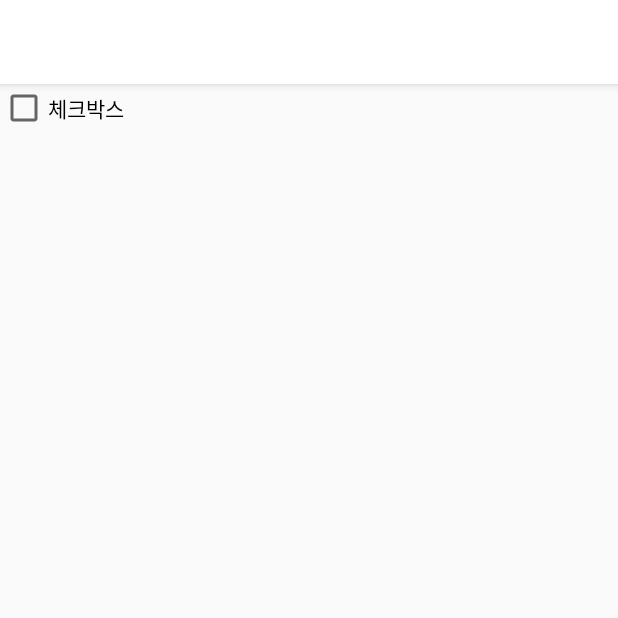
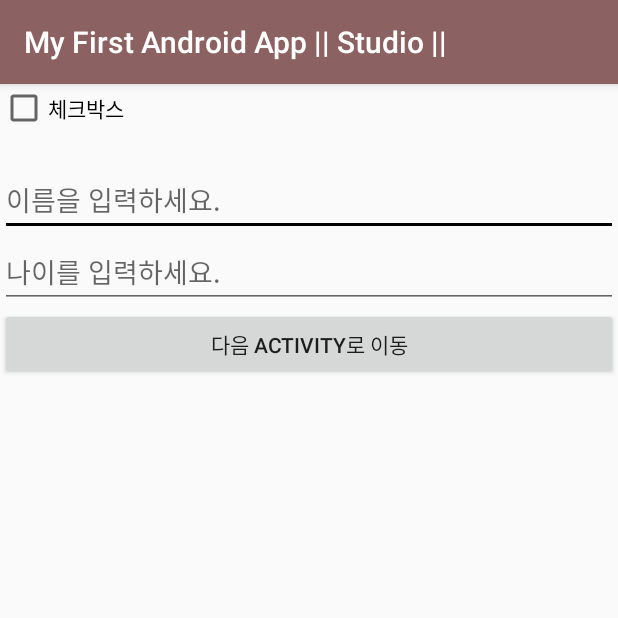
Before and after one commit to hyleekr9580/MyAndroid01, an Android app: the screen it shows after launch (MainActivity), on a phone screen of 412 x 824 dp, the top half of it. Run offline under Robolectric (Android 15) with nearby library versions, the phone set to English and light mode, and no system bars.

Commit message:
Activity

```diff
--- a/app/src/main/java/kr/contentsstudio/myfirstandroidapp/MainActivity.java
+++ b/app/src/main/java/kr/contentsstudio/myfirstandroidapp/MainActivity.java
@@ -1,18 +1,21 @@
 package kr.contentsstudio.myfirstandroidapp;
 
+import android.content.Intent;
 import android.os.Bundle;
 import android.support.v7.app.AppCompatActivity;
 import android.view.View;
 import android.widget.CheckBox;
 import android.widget.CompoundButton;
+import android.widget.EditText;
 import android.widget.TextView;
 import android.widget.Toast;
 
-public class MainActivity extends AppCompatActivity implements CompoundButton.OnCheckedChangeListener {
-
+public class MainActivity extends AppCompatActivity implements View.OnClickListener, CompoundButton.OnCheckedChangeListener {
 
     public static final String TAG = MainActivity.class.getSimpleName();
     private TextView mTextView;
+    private EditText mNameEditText;
+    private EditText mAgeEditText;
 
     @Override
     protected void onCreate(Bundle savedInstanceState) {
@@ -21,6 +24,14 @@ public class MainActivity extends AppCompatActivity implements CompoundButton.On
         //화면에 레이아웃 표시
         setContentView(R.layout.checkbox);
 
+        // 이름, 나이를 xml에서 거져 와야 한다.
+        mNameEditText = (EditText) findViewById(R.id.name_edit_text);
+        mAgeEditText = (EditText) findViewById(R.id.age_edit_text);
+
+        // 버튼을 보여줄꺼다~~~
+        findViewById(R.id.next_activity_botton).setOnClickListener(this);
+
+        // 체크박스 글씨 가져온다~
         mTextView = (TextView) findViewById(R.id.msg_text_view);
         ((CheckBox) findViewById(R.id.check_box)).setOnCheckedChangeListener(this);
     }
@@ -37,4 +48,24 @@ public class MainActivity extends AppCompatActivity implements CompoundButton.On
             mTextView.setVisibility(View.INVISIBLE);
         }
     }
+
+
+    @Override
+    public void onClick(View v) {
+        // 이름, 나이 값을 가져오기
+        // 테스트 Toast.makeText(MainActivity.this, "CHECK :" + mNameEditText.getText(), Toast.LENGTH_SHORT).show();
+        mNameEditText.getText();
+        mAgeEditText.getText();
+
+
+        //세컨드 엑티비티로 전환하겠다는 intent
+        Intent intent = new Intent(this, SecoundActivity.class);
+
+        // 이름 나이를 가져와서 intent에 추가
+        intent.putExtra("name", mNameEditText.getText().toString());
+        intent.putExtra("age", mAgeEditText.getText().toString());
+
+        //intent의 정보를 토대로 다른 엑티비티 실행
+        startActivity(intent);
+    }
 }
--- a/app/src/main/res/layout/checkbox.xml
+++ b/app/src/main/res/layout/checkbox.xml
@@ -16,4 +16,26 @@
         android:layout_height="wrap_content"
         android:text="체크됨"
         android:visibility="invisible" />
+
+    <EditText
+        android:id="@+id/name_edit_text"
+        android:layout_width="match_parent"
+        android:layout_height="wrap_content"
+        android:hint="이름을 입력하세요."
+        android:singleLine="true" />
+
+    <EditText
+        android:id="@+id/age_edit_text"
+        android:layout_width="match_parent"
+        android:layout_height="wrap_content"
+        android:hint="나이를 입력하세요."
+        android:singleLine="true" />
+
+    <Button
+        android:id="@+id/next_activity_botton"
+        android:layout_width="match_parent"
+        android:layout_height="wrap_content"
+        android:text="다음 Activity로 이동" />
+
+
 </LinearLayout>
--- a/app/src/main/res/values/colors.xml
+++ b/app/src/main/res/values/colors.xml
@@ -1,7 +1,7 @@
 <?xml version="1.0" encoding="utf-8"?>
 <resources>
-    <color name="colorPrimary">#ffffff</color>
+    <color name="colorPrimary">#8b6161</color>
     <color name="colorPrimaryDark">#ca343979</color>
-    <color name="colorAccent">#FF4081</color>
+    <color name="colorAccent">#000000</color>
 
 </resources>
```
Also changed, not shown: app/src/main/AndroidManifest.xml (+5 -3 lines), app/src/main/java/kr/contentsstudio/myfirstandroidapp/ScrollActivity.java (added, +13 -0 lines), app/src/main/java/kr/contentsstudio/myfirstandroidapp/SecoundActivity.java (added, +54 -0 lines), app/src/main/res/layout/activity_scroll.xml (added, +56 -0 lines), app/src/main/res/layout/button_secound.xml (added, +52 -0 lines), app/src/main/res/layout/checkbox_secound.xml (added, +29 -0 lines), app/src/main/res/layout/dhtest01.xml (+19 -21 lines).
